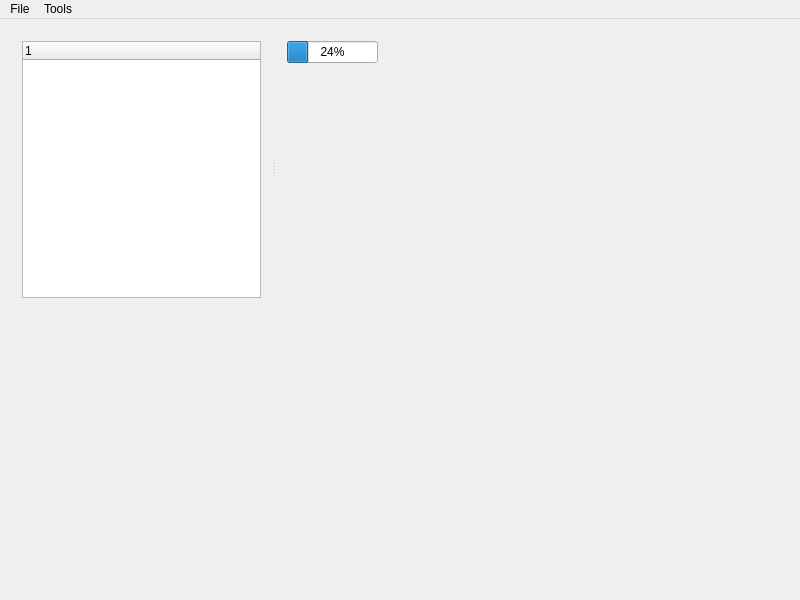
The window that mainwindow.ui (SuWeipeng/ArduPilotLog) describes before a commit, drawn with Qt 5.
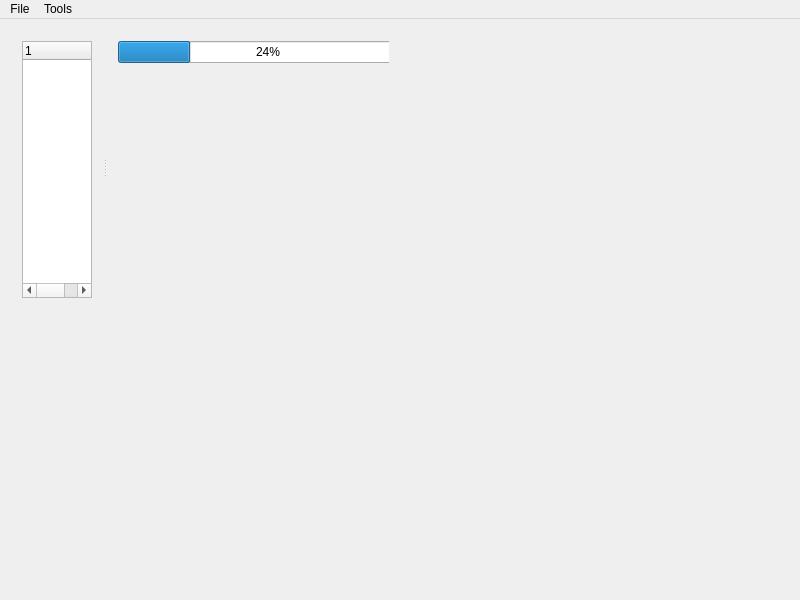
The same window after the commit. Icons and pictures are not drawn. Custom widgets are drawn as their Qt base class.

Commit message: Tools 下加入 Show TimeUS 用于截取数据时获取时间戳

Patch:
```diff
--- a/mainwindow.ui
+++ b/mainwindow.ui
@@ -39,7 +39,7 @@
       <verstretch>0</verstretch>
      </sizepolicy>
     </property>
-    <layout class="QVBoxLayout" name="mainLayout" stretch="99">
+    <layout class="QVBoxLayout" name="mainLayout" stretch="0">
      <item>
       <widget class="QSplitter" name="splitter">
        <property name="sizePolicy">
@@ -69,6 +69,9 @@
        </widget>
        <widget class="QWidget" name="layoutWidget">
         <layout class="QVBoxLayout" name="verticalLayout_2">
+         <property name="spacing">
+          <number>1</number>
+         </property>
          <property name="bottomMargin">
           <number>5</number>
          </property>
@@ -76,6 +79,12 @@
           <layout class="QHBoxLayout" name="horizontalLayout">
            <item>
             <widget class="QProgressBar" name="progressBar">
+             <property name="minimumSize">
+              <size>
+               <width>300</width>
+               <height>0</height>
+              </size>
+             </property>
              <property name="value">
               <number>24</number>
              </property>
```
The commit also changes 2 other files.
